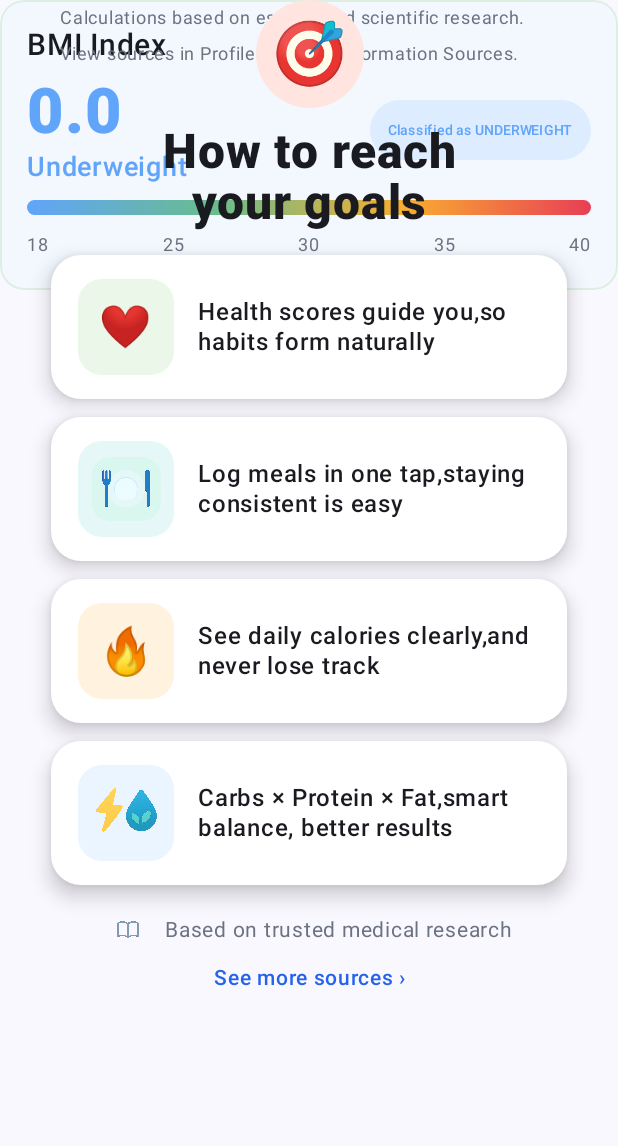
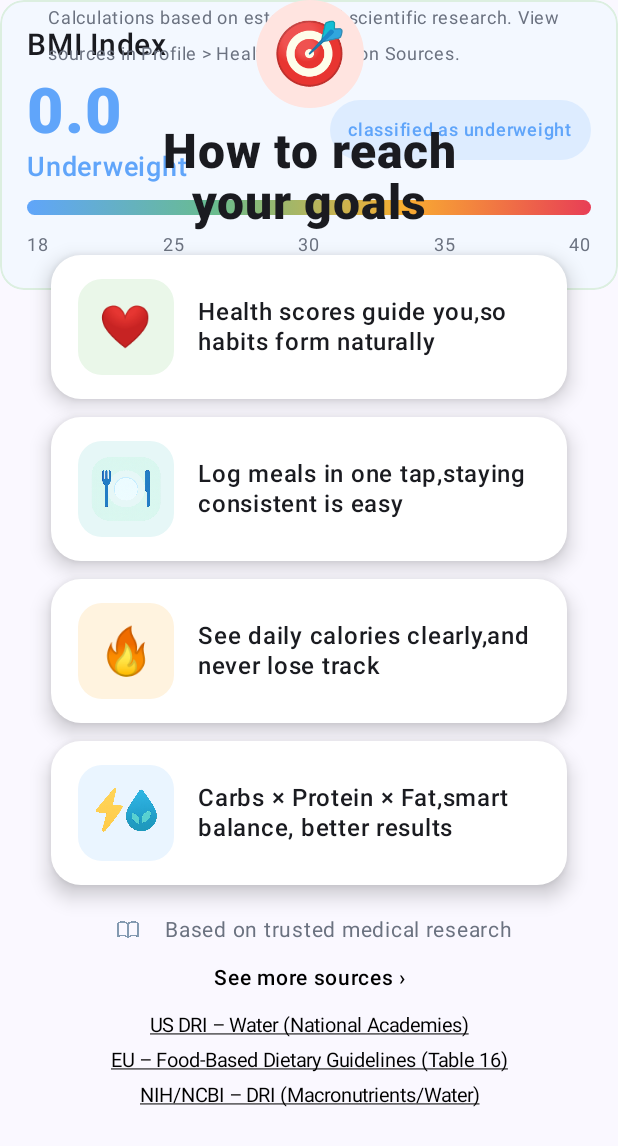
Before and after one commit to st9360606/CalAI, an Android app built with Jetpack Compose: the composable BmiCard called with empty values, on a phone screen of 412 x 824 dp. Shown: the top 1146 px of the screen. Run offline under Robolectric (Android 15) with nearby library versions, the light colour scheme and no system bars; our stand-ins replace Dagger/Hilt's generated code.

Commit message:
plan template adjust

```diff
--- a/app/src/main/java/com/calai/app/core/health/HealthCalc.kt
+++ b/app/src/main/java/com/calai/app/core/health/HealthCalc.kt
@@ -81,7 +81,7 @@ object HealthCalc {
      * 其他 / null → 維持
      */
     fun splitForGoalKey(goalKey: String?): MacroSplit = when (goalKey) {
-        "LOSE"            -> MacroSplit(0.30f, 0.30f, 0.40f)
+        "LOSE"            -> MacroSplit(0.30f, 0.25f, 0.45f)
         "MAINTAIN"        -> MacroSplit(0.25f, 0.30f, 0.45f)
         "GAIN"            -> MacroSplit(0.30f, 0.25f, 0.45f)
         "HEALTHY_EATING"  -> MacroSplit(0.20f, 0.30f, 0.50f)
--- a/app/src/main/java/com/calai/app/ui/onboarding/plan/HealthPlanScreen.kt
+++ b/app/src/main/java/com/calai/app/ui/onboarding/plan/HealthPlanScreen.kt
@@ -1,5 +1,7 @@
 package com.calai.app.ui.onboarding.plan
 
+import androidx.compose.ui.platform.LocalUriHandler
+import androidx.compose.ui.text.style.TextDecoration
 import androidx.annotation.DrawableRes
 import androidx.annotation.StringRes
 import androidx.compose.foundation.Canvas
@@ -191,7 +193,7 @@ fun HealthPlanScreen(
                 klass = plan.bmiClass,
                 modifier = Modifier
                     .fillMaxWidth()
-                    .padding(horizontal = 28.dp) // ← 和小圓進度條一致的左右內距
+                    .padding(horizontal = 26.dp) // ← 和小圓進度條一致的左右內距
             )
             // 留一點結尾空白（內容可滑，不會被底部按鈕遮住）
             Spacer(Modifier.height(24.dp))
@@ -486,11 +488,11 @@ private fun BmiCard(
                     .padding(horizontal = 12.dp, vertical = 8.dp)
             ) {
                 // 「You are classified as %1$s」→ 帶入同一組文字
-                val lower = displayLabel.uppercase(Locale.getDefault())
+                val lower = displayLabel.lowercase(Locale.getDefault())
                 Text(
                     text = stringResource(R.string.plan_bmi_classified_as, lower),
                     color = tone,
-                    fontSize = 9.sp,
+                    fontSize = 12.sp,
                     fontWeight = FontWeight.SemiBold
                 )
             }
@@ -534,7 +536,7 @@ private fun BmiCard(
         fontSize = 12.sp,
         modifier = Modifier
             .fillMaxWidth()
-            .padding(horizontal = 40.dp)
+            .padding(horizontal = 32.dp)
     )
 
     Spacer(Modifier.height(16.dp))
@@ -707,6 +709,17 @@ fun ResearchSourcesBlock(
     modifier: Modifier = Modifier,
     onSeeMore: () -> Unit = {}
 ) {
+    val uriHandler = LocalUriHandler.current
+
+    val links: List<Pair<String, String>> = listOf(
+        "US DRI – Water (National Academies)" to
+                "https://nap.nationalacademies.org/read/10925/chapter/6?utm_source=chatgpt.com",
+        "EU – Food-Based Dietary Guidelines (Table 16)" to
+                "https://knowledge4policy.ec.europa.eu/health-promotion-knowledge-gateway/food-based-dietary-guidelines-europe-table-16_en?utm_source=chatgpt.com",
+        "NIH/NCBI – DRI (Macronutrients/Water)" to
+                "https://www.ncbi.nlm.nih.gov/books/NBK610333/?utm_source=chatgpt.com"
+    )
+
     Column(
         modifier = modifier,
         horizontalAlignment = Alignment.CenterHorizontally
@@ -728,15 +741,39 @@ fun ResearchSourcesBlock(
                 textAlign = TextAlign.Center
             )
         }
+
         Spacer(Modifier.height(6.dp))
+
+        // 「See more sources ›」→ 改黑色
         Text(
             text = stringResource(R.string.plan_sources_more),
-            color = Color(0xFF2563EB),
+            color = Color.Black,
             fontSize = 14.sp,
             fontWeight = FontWeight.SemiBold,
             textAlign = TextAlign.Center,
             modifier = Modifier.clickable { onSeeMore() }
         )
+
+        Spacer(Modifier.height(8.dp))
+
+        // 下面的超連結清單 → 改黑色（保留底線以維持可點擊感）
+        Column(
+            modifier = Modifier.fillMaxWidth(),
+            horizontalAlignment = Alignment.CenterHorizontally
+        ) {
+            links.forEach { (label, url) ->
+                Text(
+                    text = label,
+                    color = Color.Black,
+                    fontSize = 13.sp,
+                    textAlign = TextAlign.Center,
+                    style = androidx.compose.ui.text.TextStyle(textDecoration = TextDecoration.Underline),
+                    modifier = Modifier
+                        .padding(vertical = 4.dp, horizontal = 12.dp)
+                        .clickable { uriHandler.openUri(url) }
+                )
+            }
+        }
     }
 }
 
--- a/app/src/main/res/values/strings.xml
+++ b/app/src/main/res/values/strings.xml
@@ -126,7 +126,7 @@
     <string name="plan_bmi_label_normal">Normal</string>
     <string name="plan_bmi_label_overweight">Overweight</string>
     <string name="plan_bmi_label_obesity">Obesity</string>
-    <string name="plan_bmi_classified_as">Classified as %1$s</string>
+    <string name="plan_bmi_classified_as">classified as %1$s</string>
 
     <string name="plan_bmi_tick_18">18</string>
     <string name="plan_bmi_tick_25">25</string>
```
